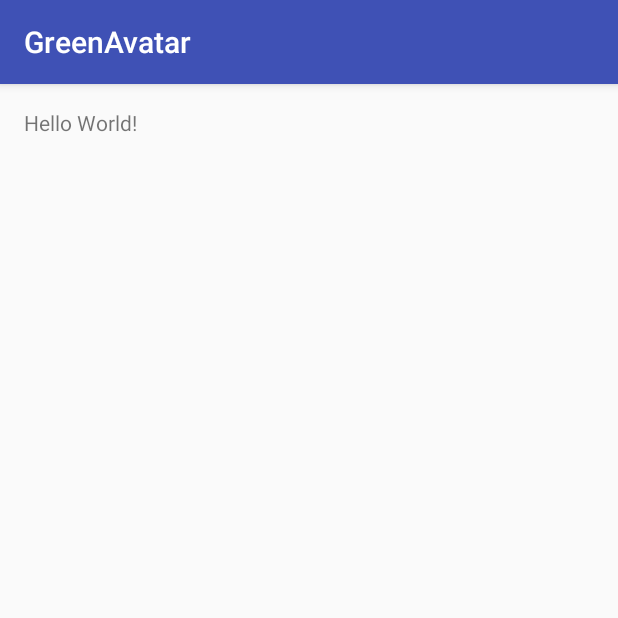
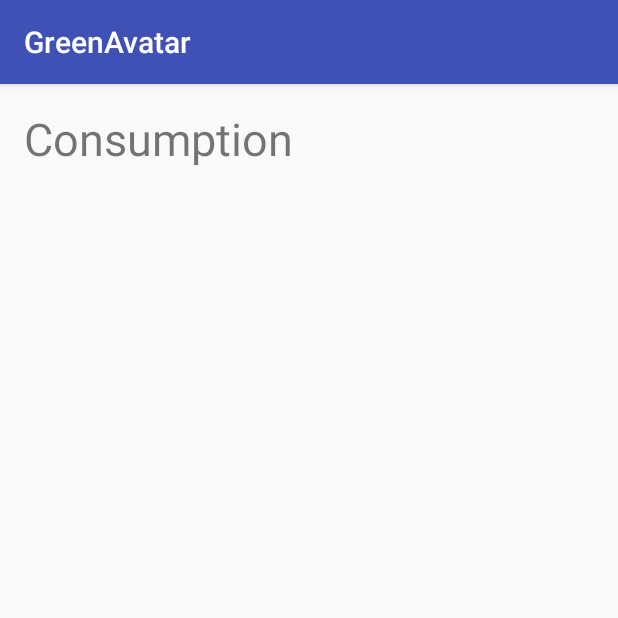
Before and after one commit to BulatMukhutdinov/GreenAvatar, an Android app: the screen it shows after launch (MainActivity), on a phone screen of 412 x 824 dp, the top half of it. Run offline under Robolectric (Android 15) with nearby library versions, the phone set to English and light mode, and no system bars; 3 statements that could not run were skipped.

Commit message:
Релазиован скелет проекта: приложение коннектится к серверу и получает резльтаты по потреблению электроэнергии

```diff
--- a/greenavatar/build.gradle
+++ b/greenavatar/build.gradle
@@ -23,4 +23,5 @@ dependencies {
     compile fileTree(dir: 'libs', include: ['*.jar'])
     testCompile 'junit:junit:4.12'
     compile 'com.android.support:appcompat-v7:23.1.1'
+    compile 'com.android.support:design:23.1.1'
 }
--- a/greenavatar/src/main/java/com/innopolis/greenavatar/MainActivity.java
+++ b/greenavatar/src/main/java/com/innopolis/greenavatar/MainActivity.java
@@ -1,13 +1,73 @@
 package com.innopolis.greenavatar;
 
+import android.os.StrictMode;
 import android.support.v7.app.AppCompatActivity;
 import android.os.Bundle;
+import android.view.View;
+import android.widget.TextView;
+
+import java.io.*;
+import java.net.*;
+import java.text.*;
+import java.util.*;
 
 public class MainActivity extends AppCompatActivity {
+    private NumberFormat formatter;
+    private String address = "10.240.20.113";
+    private int serverPort = 6666;
+    private TextView textView;
+    private DataInputStream in;
+    private DataOutputStream out;
 
     @Override
     protected void onCreate(Bundle savedInstanceState) {
         super.onCreate(savedInstanceState);
+        StrictMode.ThreadPolicy policy = new StrictMode.ThreadPolicy.Builder().permitAll().build();
+        StrictMode.setThreadPolicy(policy);
         setContentView(R.layout.activity_main);
+        formatter = new DecimalFormat("#00.00");
+        textView = (TextView) findViewById(R.id.consumption);
+        InetAddress ipAddress = null; // создаем объект который отображает вышеописанный IP-адрес.
+        try {
+            ipAddress = InetAddress.getByName(address);
+            Socket socket = new Socket(ipAddress, serverPort); // создаем сокет используя IP-адрес и порт сервера.
+            InputStream sin = socket.getInputStream();
+            OutputStream sout = socket.getOutputStream();
+            in = new DataInputStream(sin);
+            out = new DataOutputStream(sout);
+        } catch (UnknownHostException e) {
+            e.printStackTrace();
+        } catch (IOException e) {
+            e.printStackTrace();
+        }
+        Timer timer = new Timer();
+        timer.scheduleAtFixedRate(new TimerTask() {
+            @Override
+            public void run() {
+                runOnUiThread(new Runnable() {
+                                  public void run() {
+                                      try {
+                                          out.writeUTF("");
+                                          out.flush();
+                                          textView.setText("Usage of consumption is " + formatter.format(in.readDouble()) + "% from normal");
+                                      } catch (IOException e) {
+                                          e.printStackTrace();
+                                      }
+
+                                  }
+                              }
+                );
+            }
+        }, 0, 1000);
+    }
+
+    public void someAction(View view) {
+        try {
+            out.writeUTF("");
+            out.flush();
+            textView.setText("Usage of consumption is " + formatter.format(in.readDouble()) + "%");
+        } catch (IOException e) {
+            e.printStackTrace();
+        }
     }
 }
--- a/greenavatar/src/main/res/layout/activity_main.xml
+++ b/greenavatar/src/main/res/layout/activity_main.xml
@@ -11,7 +11,11 @@
     tools:context="com.innopolis.greenavatar.MainActivity">
 
     <TextView
-        android:text="Hello World!"
-        android:layout_width="wrap_content"
-        android:layout_height="wrap_content" />
+        android:id="@+id/consumption"
+        android:layout_width="fill_parent"
+        android:layout_height="90dp"
+        android:layout_centerHorizontal="true"
+        android:textSize="30dp"
+        android:text="Consumption" />
+
 </RelativeLayout>
--- a/greenavatar/src/main/res/values/dimens.xml
+++ b/greenavatar/src/main/res/values/dimens.xml
@@ -2,4 +2,5 @@
     <!-- Default screen margins, per the Android Design guidelines. -->
     <dimen name="activity_horizontal_margin">16dp</dimen>
     <dimen name="activity_vertical_margin">16dp</dimen>
+    <dimen name="fab_margin">16dp</dimen>
 </resources>
--- a/greenavatar/src/main/res/values/strings.xml
+++ b/greenavatar/src/main/res/values/strings.xml
@@ -1,3 +1,6 @@
 <resources>
     <string name="app_name">GreenAvatar</string>
+    <string name="Touch">Touch Me</string>
+    <string name="title_activity_display_message">MyMessage</string>
+
 </resources>
```
Also changed, not shown: greenavatar/src/main/AndroidManifest.xml (+7 -4 lines), greenavatar/src/main/res/values-v21/styles.xml (added, +9 -0 lines), greenavatar/src/main/res/values/styles.xml (+9 -0 lines), 3 other files.
